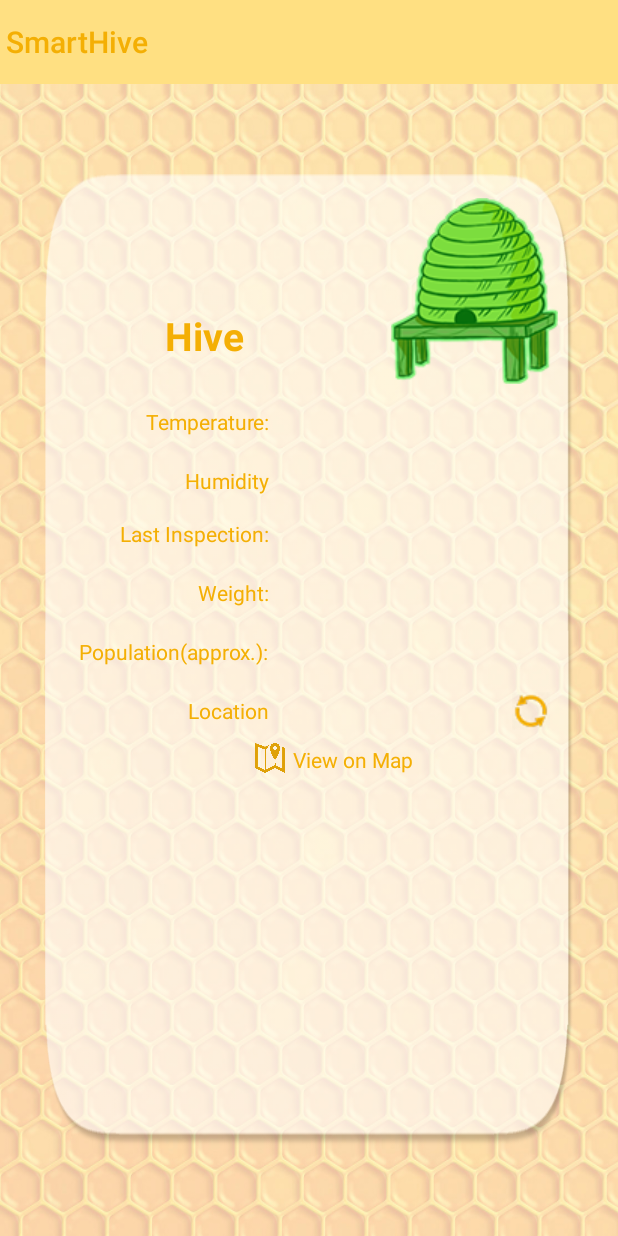
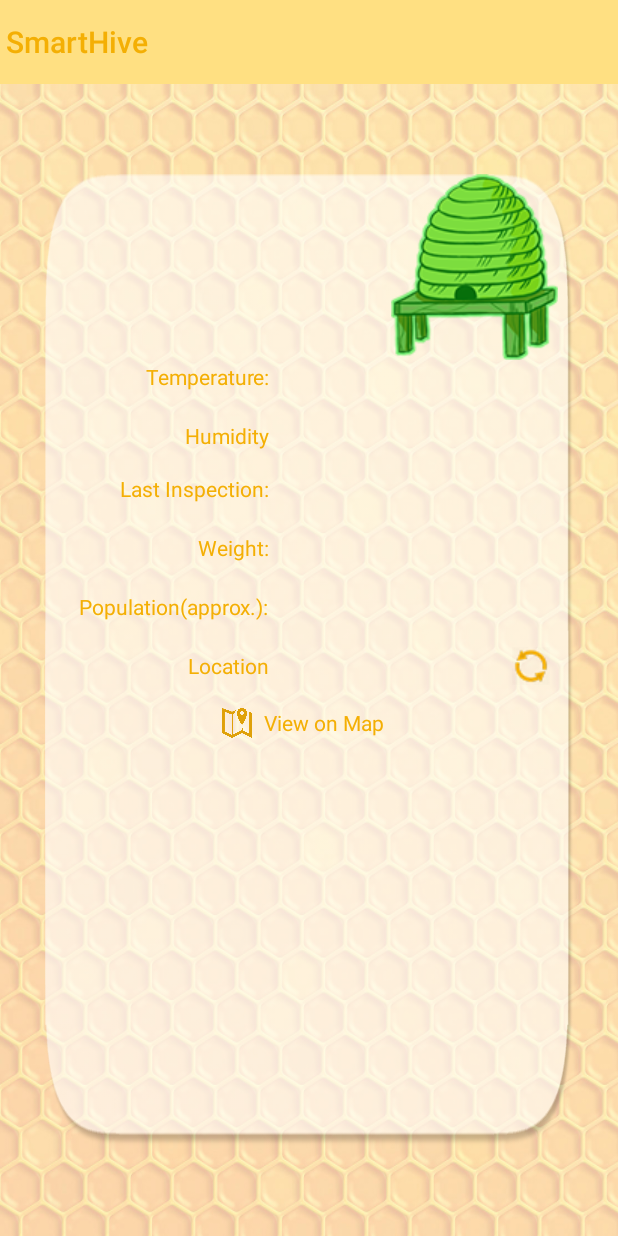
Before and after one commit to pwestman/SmartHive, an Android app: the layout activity_hive_info.xml on its own in the app's theme, with its tools: preview values and no code run, on a phone screen of 412 x 824 dp. Run offline under Robolectric (Android 15) with nearby library versions, the phone set to English and light mode, and no system bars.

Commit message:
Removed more hardcoded strings, fixed layout for hiveInfo

```diff
--- a/smartHive/src/main/java/nottoobee/toobee/smarthive/MainActivity.java
+++ b/smartHive/src/main/java/nottoobee/toobee/smarthive/MainActivity.java
@@ -43,7 +43,7 @@ public class MainActivity extends AppCompatActivity {
     private FirebaseUser mFirebaseUser;
     private String mUsername;
     private String mPhotoUrl;
-    private GridLayout grid;
+    private LinearLayout grid;
     private int numHives = 0;
     private static DatabaseReference ref;
     private static ArrayList <String> hiveName;
@@ -55,7 +55,7 @@ public class MainActivity extends AppCompatActivity {
         setContentView(R.layout.activity_main);
 
         mDrawerList = (ListView)findViewById(R.id.navList);
-        grid = (GridLayout)findViewById(R.id.hive_display);
+        grid = (LinearLayout)findViewById(R.id.hive_display);
 
         setSupportActionBar((Toolbar) findViewById(R.id.toolbar));
 
@@ -149,7 +149,7 @@ public class MainActivity extends AppCompatActivity {
      * @param hive hive object
      * @param layout the GridLayout layout on the main screen, where the hive objects will be inflated
      */
-    private void drawHive(Hive hive, GridLayout layout) {
+    private void drawHive(Hive hive, LinearLayout layout) {
         // TODO: Pretty this up to make it look like the mockup.
         final Hive newHive = hive;
         LinearLayout ln = new LinearLayout(this);
--- a/smartHive/src/main/res/layout/activity_hive_info.xml
+++ b/smartHive/src/main/res/layout/activity_hive_info.xml
@@ -8,193 +8,193 @@
     tools:context="nottoobee.toobee.smarthive.HiveInfo">
 
     <include
+        android:id="@+id/include"
         layout="@layout/tool_bar"
         android:layout_width="match_parent"
-        android:layout_height="wrap_content"
-        android:id="@+id/include"
-        />
+        android:layout_height="wrap_content" />
 
     <RelativeLayout
+        android:id="@+id/relativeLayout"
         android:layout_width="match_parent"
         android:layout_height="match_parent"
-        android:background="@drawable/layer_5"
         android:layout_below="@+id/include"
         android:layout_centerHorizontal="true"
+        android:layout_marginBottom="60dp"
+        android:layout_marginEnd="30dp"
         android:layout_marginStart="30dp"
-        android:layout_marginEnd="30dp"
-        android:layout_marginBottom="60dp"
         android:layout_marginTop="60dp"
-        android:id="@+id/relativeLayout">
+        android:background="@drawable/layer_5">
 
         <TextView
-            android:text="@string/hive"
+            android:id="@+id/info_hive_name"
             android:layout_width="wrap_content"
             android:layout_height="wrap_content"
-            android:layout_marginStart="80dp"
-            android:layout_marginTop="90dp"
-            android:id="@+id/info_hive_name"
+            android:layout_marginBottom="10dp"
+            android:layout_marginStart="50dp"
+            android:layout_marginTop="50dp"
             android:textSize="26sp"
             android:textStyle="normal|bold" />
 
         <TextView
-            android:text="@string/temperature"
+            android:id="@+id/info_temp_label"
             android:layout_width="wrap_content"
+            android:layout_height="wrap_content"
+            android:layout_alignEnd="@+id/info_date_label"
             android:layout_below="@id/info_hive_name"
-            android:layout_height="wrap_content"
             android:layout_marginStart="60dp"
             android:layout_marginTop="30dp"
-            android:id="@+id/info_temp_label"
-            android:textAlignment="center"
-            android:layout_alignEnd="@+id/info_date_label" />
+            android:text="@string/temperature"
+            android:textAlignment="center" />
 
         <TextView
+            android:id="@+id/info_temp"
             android:layout_width="wrap_content"
             android:layout_height="wrap_content"
+            android:layout_alignParentEnd="true"
             android:layout_below="@id/info_hive_name"
-            android:textColor="@color/bad"
-            android:layout_alignParentEnd="true"
             android:layout_marginEnd="50dp"
             android:layout_marginTop="30dp"
-            android:id="@+id/info_temp" />
+            android:textColor="@color/bad" />
 
         <TextView
-            android:text="@string/humidity"
+            android:id="@+id/info_humidity_label"
             android:layout_width="wrap_content"
             android:layout_height="wrap_content"
+            android:layout_alignEnd="@id/info_temp_label"
             android:layout_below="@id/info_temp_label"
-            android:layout_alignEnd="@id/info_temp_label"
             android:layout_marginTop="20dp"
-            android:id="@+id/info_humidity_label" />
+            android:text="@string/humidity" />
 
         <TextView
+            android:id="@+id/info_humidity"
             android:layout_width="wrap_content"
             android:layout_height="wrap_content"
-            android:id="@+id/info_humidity"
+            android:layout_alignEnd="@id/info_temp"
             android:layout_below="@id/info_temp"
-            android:layout_alignEnd="@id/info_temp"
             android:layout_marginTop="20dp"
             android:textColor="@color/good" />
 
         <TextView
-            android:text="@string/last_inspection"
+            android:id="@+id/info_date_label"
             android:layout_width="wrap_content"
             android:layout_height="wrap_content"
             android:layout_below="@id/info_temp_label"
             android:layout_marginStart="50dp"
             android:layout_marginTop="55dp"
-            android:id="@+id/info_date_label" />
+            android:text="@string/last_inspection" />
 
         <TextView
+            android:id="@+id/info_date"
             android:layout_width="wrap_content"
             android:layout_height="wrap_content"
             android:layout_alignParentEnd="true"
-            android:textColor="@color/good"
             android:layout_below="@id/info_temp_label"
             android:layout_marginEnd="50dp"
             android:layout_marginTop="55dp"
-            android:id="@+id/info_date" />
+            android:textColor="@color/good" />
 
         <TextView
+            android:id="@+id/info_weight_label"
             android:layout_width="wrap_content"
             android:layout_height="wrap_content"
+            android:layout_alignEnd="@+id/info_date_label"
             android:layout_below="@id/info_date_label"
             android:layout_marginStart="75dp"
             android:layout_marginTop="20dp"
-            android:id="@+id/info_weight_label"
-            android:layout_alignEnd="@+id/info_date_label"
-            android:text="Weight:"/>
+            android:text="Weight:" />
 
         <TextView
+            android:id="@+id/info_weight"
             android:layout_width="wrap_content"
             android:layout_height="wrap_content"
+            android:layout_alignParentEnd="true"
             android:layout_below="@id/info_date_label"
-            android:textColor="@color/good"
-            android:layout_alignParentEnd="true"
+            android:layout_marginEnd="50dp"
             android:layout_marginTop="20dp"
-            android:layout_marginEnd="50dp"
-            android:id="@+id/info_weight" />
+            android:textColor="@color/good" />
 
         <TextView
-            android:text="@string/population"
+            android:id="@+id/info_population_label"
             android:layout_width="wrap_content"
             android:layout_height="wrap_content"
+            android:layout_alignEnd="@+id/info_weight_label"
             android:layout_below="@id/info_weight_label"
             android:layout_marginTop="20dp"
-            android:id="@+id/info_population_label"
-            android:layout_alignEnd="@+id/info_weight_label" />
+            android:text="@string/population" />
 
         <TextView
+            android:id="@+id/info_population"
             android:layout_width="wrap_content"
             android:layout_height="wrap_content"
+            android:layout_alignParentEnd="true"
             android:layout_below="@id/info_weight_label"
-            android:textColor="@color/bad"
-            android:layout_alignParentEnd="true"
+            android:layout_marginEnd="50dp"
             android:layout_marginTop="20dp"
-            android:layout_marginEnd="50dp"
-            android:id="@+id/info_population" />
+            android:textColor="@color/bad" />
 
         <ImageView
+            android:id="@+id/imageView"
             android:layout_width="wrap_content"
             android:layout_height="wrap_content"
+            android:layout_alignParentEnd="true"
+            android:layout_alignParentTop="true"
+            android:layout_marginEnd="10dp"
             app:srcCompat="@drawable/hive_green"
-            android:id="@+id/imageView"
-            android:layout_alignParentTop="true"
-            android:layout_alignParentEnd="true"
-            android:layout_marginEnd="10dp"
-            android:layout_marginTop="16dp" />
+            android:contentDescription="@string/hive_icon" />
 
         <TextView
-            android:text="@string/location"
+            android:id="@+id/info_location_label"
             android:layout_width="wrap_content"
             android:layout_height="wrap_content"
+            android:layout_alignEnd="@id/info_population_label"
             android:layout_below="@id/info_population_label"
-            android:layout_alignEnd="@id/info_population_label"
             android:layout_marginTop="20dp"
-            android:id="@+id/info_location_label" />
+            android:text="@string/location" />
 
         <TextView
+            android:id="@+id/info_location"
+            android:layout_width="wrap_content"
+            android:layout_height="wrap_content"
+            android:layout_alignEnd="@id/info_population"
+            android:layout_below="@id/info_population"
+            android:layout_centerHorizontal="true"
+            android:layout_marginTop="20dp"
+            android:textColor="@color/good" />
+
+        <ImageView
+            android:id="@+id/refreshLocation"
+            android:layout_width="wrap_content"
+            android:layout_height="wrap_content"
+            android:layout_alignParentEnd="true"
+            android:layout_below="@id/info_population"
+            android:layout_marginEnd="15dp"
+            android:layout_marginTop="17dp"
+            android:onClick="setLocation"
+            app:srcCompat="@drawable/ic_refresh_yellow" />
+
+        <LinearLayout
             android:layout_width="wrap_content"
             android:layout_height="wrap_content"
             android:layout_centerHorizontal="true"
-            android:layout_below="@id/info_population"
-            android:layout_alignEnd="@id/info_population"
-            android:layout_marginTop="20dp"
-            android:id="@+id/info_location"
-            android:textColor="@color/good" />
+            android:orientation="horizontal"
+            android:paddingTop="15dp"
+            android:onClick="goToMap"
+            android:layout_below="@id/refreshLocation">
 
-        <ImageView
-            android:layout_width="wrap_content"
-            android:layout_height="wrap_content"
-            app:srcCompat="@drawable/ic_refresh_yellow"
-            android:layout_below="@id/info_population"
-            android:layout_alignParentEnd="true"
-            android:onClick="setLocation"
-            android:layout_marginTop="17dp"
-            android:layout_marginEnd="15dp"
-            android:id="@+id/refreshLocation" />
+            <ImageView
+                android:id="@+id/imageView2"
+                android:layout_width="20dp"
+                android:layout_height="20dp"
+                app:srcCompat="@drawable/map_icon" />
 
-        <ImageView
-            android:layout_marginTop="12dp"
-            android:layout_width="20dp"
-            android:layout_height="20dp"
-            app:srcCompat="@drawable/map_icon"
-            android:layout_below="@id/info_location_label"
-            android:id="@+id/imageView2"
-            android:layout_marginStart="140dp" />
-
-        <TextView
-            android:layout_marginTop="10dp"
-            android:paddingTop="3dp"
-            android:text="@string/view_on_map"
-            android:layout_width="wrap_content"
-            android:layout_height="wrap_content"
-            android:id="@+id/textView"
-            android:layout_below="@id/info_location_label"
-            android:paddingStart="25dp"
-            android:paddingEnd="25dp"
-            android:layout_marginStart="140dp"
-            android:paddingBottom="3dp"
-            android:onClick="goToMap" />
+            <TextView
+                android:id="@+id/textView"
+                android:layout_width="wrap_content"
+                android:layout_height="wrap_content"
+                android:paddingStart="8dp"
+                android:paddingEnd="8dp"
+                android:text="@string/view_on_map" />
+        </LinearLayout>
 
     </RelativeLayout>
 
--- a/smartHive/src/main/res/values/strings.xml
+++ b/smartHive/src/main/res/values/strings.xml
@@ -26,5 +26,6 @@
     <string name="humidity">Humidity</string>
     <string name="location">Location</string>
     <string name="view_on_map">View on Map</string>
+    <string name="hive_icon">Hive Icon</string>
     >>>>>>> f4e889f475f81adf450e31e88887dae3cd5504d0
 </resources>
```
Also changed, not shown: smartHive/src/main/res/layout/activity_main.xml (+15 -34 lines).
